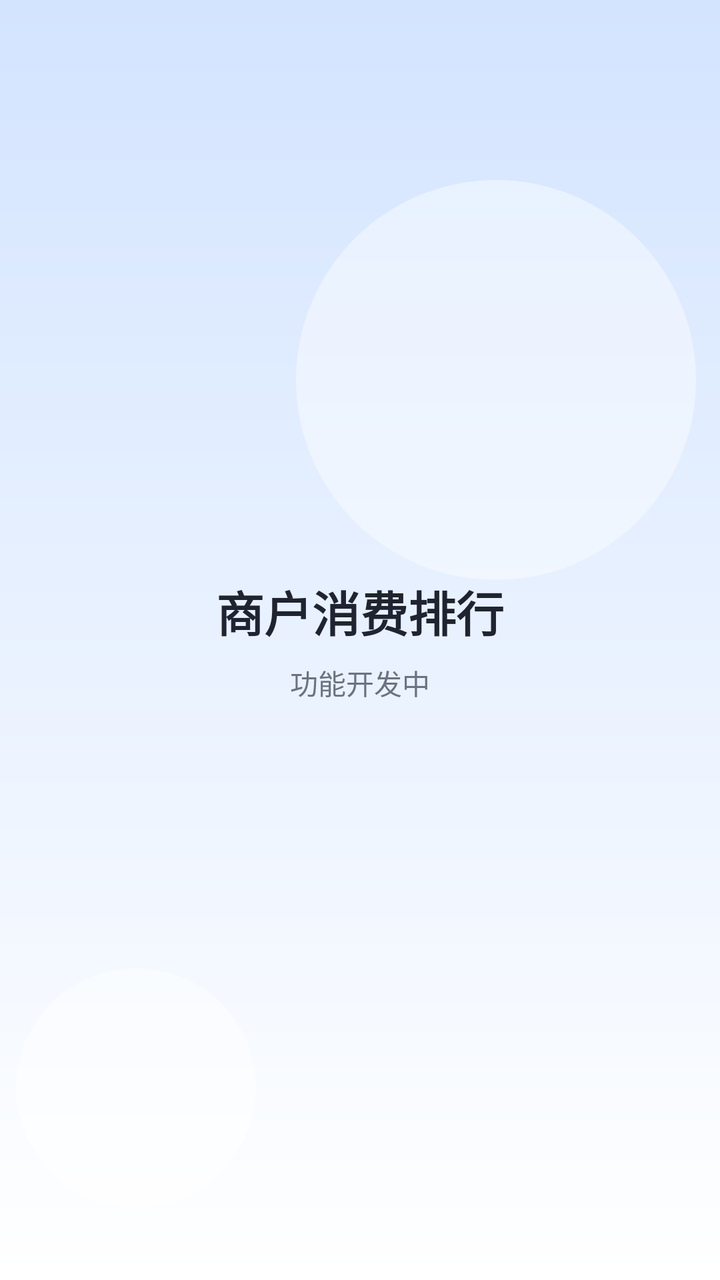
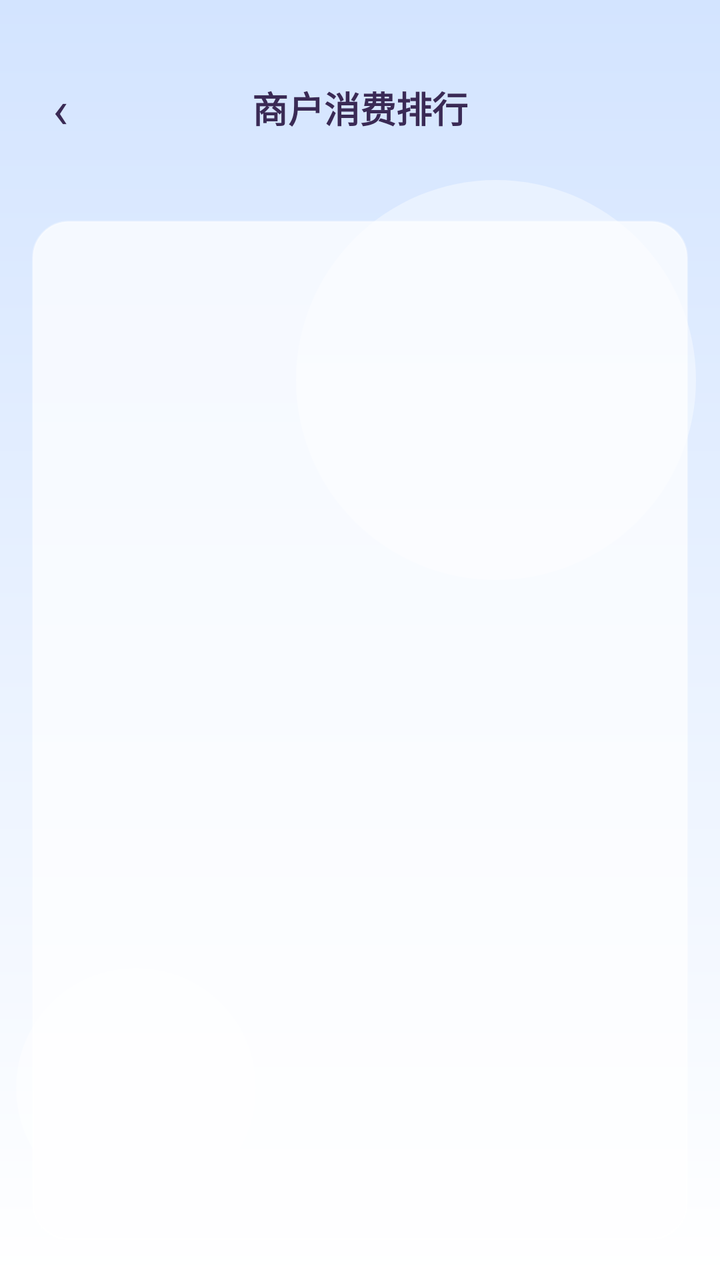

The first picture is an Android layout as it rendered before a commit; the second is the same layout after the commit. The layout source and the unified diff follow.
<!-- AndroidManifest.xml: application theme Theme.StudentBill -->
<!-- res/layout/activity_merchant_rank.xml -->
<?xml version="1.0" encoding="utf-8"?>
<LinearLayout xmlns:android="http://schemas.android.com/apk/res/android"
    android:layout_width="match_parent"
    android:layout_height="match_parent"
    android:background="@drawable/bg_page_gradient"
    android:gravity="center"
    android:orientation="vertical"
    android:padding="@dimen/page_padding">

    <TextView
        android:layout_width="wrap_content"
        android:layout_height="wrap_content"
        android:text="@string/merchant_rank_title"
        android:textColor="@color/text_primary"
        android:textSize="@dimen/text_title"
        android:textStyle="bold" />

    <TextView
        android:layout_width="wrap_content"
        android:layout_height="wrap_content"
        android:layout_marginTop="@dimen/space_sm"
        android:text="@string/placeholder_developing"
        android:textColor="@color/text_secondary"
        android:textSize="@dimen/text_body" />

</LinearLayout>
<!-- resources referenced by this layout -->
<resources>
  <color name="text_primary">#1F2430</color>
  <color name="text_secondary">#6B7280</color>
  <dimen name="page_padding">16dp</dimen>
  <dimen name="space_sm">8dp</dimen>
  <dimen name="text_body">14sp</dimen>
  <dimen name="text_title">24sp</dimen>
  <!-- drawable bg_page_gradient (drawable) -->
  <?xml version="1.0" encoding="utf-8"?>
  <layer-list xmlns:android="http://schemas.android.com/apk/res/android">
  
      
      <item>
          <shape android:shape="rectangle">
              <gradient
                  android:angle="270"
                  android:endColor="@color/bg_card"
                  android:startColor="@color/page_blue" />
          </shape>
      </item>
  
      
      <item
          android:width="200dp"
          android:height="200dp"
          android:gravity="top|end"
          android:right="12dp"
          android:top="90dp">
          <shape android:shape="oval">
              <solid android:color="@color/page_bubble" />
          </shape>
      </item>
  
      <item
          android:width="120dp"
          android:height="120dp"
          android:gravity="bottom|start"
          android:bottom="36dp"
          android:left="8dp">
          <shape android:shape="oval">
              <solid android:color="@color/page_bubble" />
          </shape>
      </item>
  
  </layer-list>
  <string name="merchant_rank_title">商户消费排行</string>
  <string name="placeholder_developing">功能开发中</string>
  <style name="Theme.StudentBill" parent="Theme.AppCompat.Light.NoActionBar">
          <item name="colorPrimary">@color/color_primary</item>
          <item name="colorPrimaryDark">@color/color_primary_dark</item>
          <item name="colorAccent">@color/color_primary</item>
          <item name="android:windowLightStatusBar">true</item>
          <item name="android:statusBarColor">@color/page_blue</item>
          <item name="android:navigationBarColor">@color/bg_card</item>
          <item name="android:windowBackground">@drawable/bg_page_gradient</item>
          <item name="android:textColorPrimary">@color/text_primary</item>
          <item name="android:textColorSecondary">@color/text_secondary</item>
      </style>
  <color name="bg_card">#FFFFFF</color>
  <color name="page_blue">#D3E4FF</color>
  <color name="page_bubble">#66FFFFFF</color>
  <color name="color_primary">#2F6FED</color>
  <color name="color_primary_dark">#1E4FBD</color>
</resources>

<!-- the commit's change to res/layout/activity_merchant_rank.xml (unified diff, before → after) -->
@@ -3,24 +3,87 @@
     android:layout_width="match_parent"
     android:layout_height="match_parent"
     android:background="@drawable/bg_page_gradient"
-    android:gravity="center"
-    android:orientation="vertical"
-    android:padding="@dimen/page_padding">
+    android:orientation="vertical">
+
+    
+    <LinearLayout
+        android:layout_width="match_parent"
+        android:layout_height="wrap_content"
+        android:gravity="center_vertical"
+        android:orientation="horizontal"
+        android:paddingStart="8dp"
+        android:paddingTop="32dp"
+        android:paddingEnd="8dp"
+        android:paddingBottom="8dp">
+
+        <TextView
+            android:id="@+id/btnBack"
+            android:layout_width="44dp"
+            android:layout_height="44dp"
+            android:background="?attr/selectableItemBackgroundBorderless"
+            android:clickable="true"
+            android:contentDescription="@string/chat_back"
+            android:focusable="true"
+            android:gravity="center"
+            android:text="@string/chat_back"
+            android:textColor="@color/candy_ink"
+            android:textSize="26sp" />
+
+        <TextView
+            android:id="@+id/tvTitle"
+            android:layout_width="0dp"
+            android:layout_height="wrap_content"
+            android:layout_weight="1"
+            android:gravity="center"
+            android:text="@string/merchant_rank_title"
+            android:textColor="@color/candy_ink"
+            android:textSize="18sp"
+            android:textStyle="bold" />
+
+        <View
+            android:layout_width="44dp"
+            android:layout_height="44dp" />
+
+    </LinearLayout>
 
     <TextView
-        android:layout_width="wrap_content"
+        android:id="@+id/tvRankSummary"
+        android:layout_width="match_parent"
         android:layout_height="wrap_content"
-        android:text="@string/merchant_rank_title"
-        android:textColor="@color/text_primary"
-        android:textSize="@dimen/text_title"
-        android:textStyle="bold" />
+        android:paddingStart="24dp"
+        android:paddingEnd="24dp"
+        android:paddingBottom="10dp"
+        android:textColor="@color/text_secondary"
+        android:textSize="@dimen/text_caption" />
 
-    <TextView
-        android:layout_width="wrap_content"
-        android:layout_height="wrap_content"
-        android:layout_marginTop="@dimen/space_sm"
-        android:text="@string/placeholder_developing"
-        android:textColor="@color/text_secondary"
-        android:textSize="@dimen/text_body" />
+    <FrameLayout
+        android:layout_width="match_parent"
+        android:layout_height="0dp"
+        android:layout_weight="1"
+        android:layout_marginStart="16dp"
+        android:layout_marginEnd="16dp"
+        android:layout_marginBottom="20dp"
+        android:background="@drawable/bg_candy_glass"
+        android:elevation="2dp">
+
+        <androidx.recyclerview.widget.RecyclerView
+            android:id="@+id/rvMerchantRank"
+            android:layout_width="match_parent"
+            android:layout_height="match_parent"
+            android:clipToPadding="false"
+            android:padding="12dp"
+            android:scrollbars="none" />
+
+        <TextView
+            android:id="@+id/tvRankEmpty"
+            android:layout_width="match_parent"
+            android:layout_height="match_parent"
+            android:gravity="center"
+            android:text="@string/merchant_rank_empty"
+            android:textColor="@color/text_hint"
+            android:textSize="@dimen/text_caption"
+            android:visibility="gone" />
+
+    </FrameLayout>
 
 </LinearLayout>
<!-- resource entries referenced after the edit -->
@@ -1,11 +1,20 @@
 <!-- resources referenced by this layout -->
 <resources>
+  <color name="candy_ink">#3A2A55</color>
+  <color name="text_hint">#9AA3AF</color>
   <color name="text_primary">#1F2430</color>
   <color name="text_secondary">#6B7280</color>
-  <dimen name="page_padding">16dp</dimen>
-  <dimen name="space_sm">8dp</dimen>
-  <dimen name="text_body">14sp</dimen>
-  <dimen name="text_title">24sp</dimen>
+  <dimen name="text_caption">12sp</dimen>
+  <!-- drawable bg_candy_glass (drawable) -->
+  <?xml version="1.0" encoding="utf-8"?>
+  <shape xmlns:android="http://schemas.android.com/apk/res/android"
+      android:shape="rectangle">
+      <solid android:color="@color/candy_glass" />
+      <corners android:radius="18dp" />
+      <stroke
+          android:width="1dp"
+          android:color="@color/candy_line" />
+  </shape>
   <!-- drawable bg_page_gradient (drawable) -->
   <?xml version="1.0" encoding="utf-8"?>
   <layer-list xmlns:android="http://schemas.android.com/apk/res/android">
@@ -44,8 +53,9 @@
       </item>
   
   </layer-list>
+  <string name="chat_back">‹</string>
+  <string name="merchant_rank_empty">本月暂无消费记录</string>
   <string name="merchant_rank_title">商户消费排行</string>
-  <string name="placeholder_developing">功能开发中</string>
   <style name="Theme.StudentBill" parent="Theme.AppCompat.Light.NoActionBar">
           <item name="colorPrimary">@color/color_primary</item>
           <item name="colorPrimaryDark">@color/color_primary_dark</item>
@@ -57,6 +67,8 @@
           <item name="android:textColorPrimary">@color/text_primary</item>
           <item name="android:textColorSecondary">@color/text_secondary</item>
       </style>
+  <color name="candy_glass">#B8FFFFFF</color>
+  <color name="candy_line">#59FFFFFF</color>
   <color name="bg_card">#FFFFFF</color>
   <color name="page_blue">#D3E4FF</color>
   <color name="page_bubble">#66FFFFFF</color>
